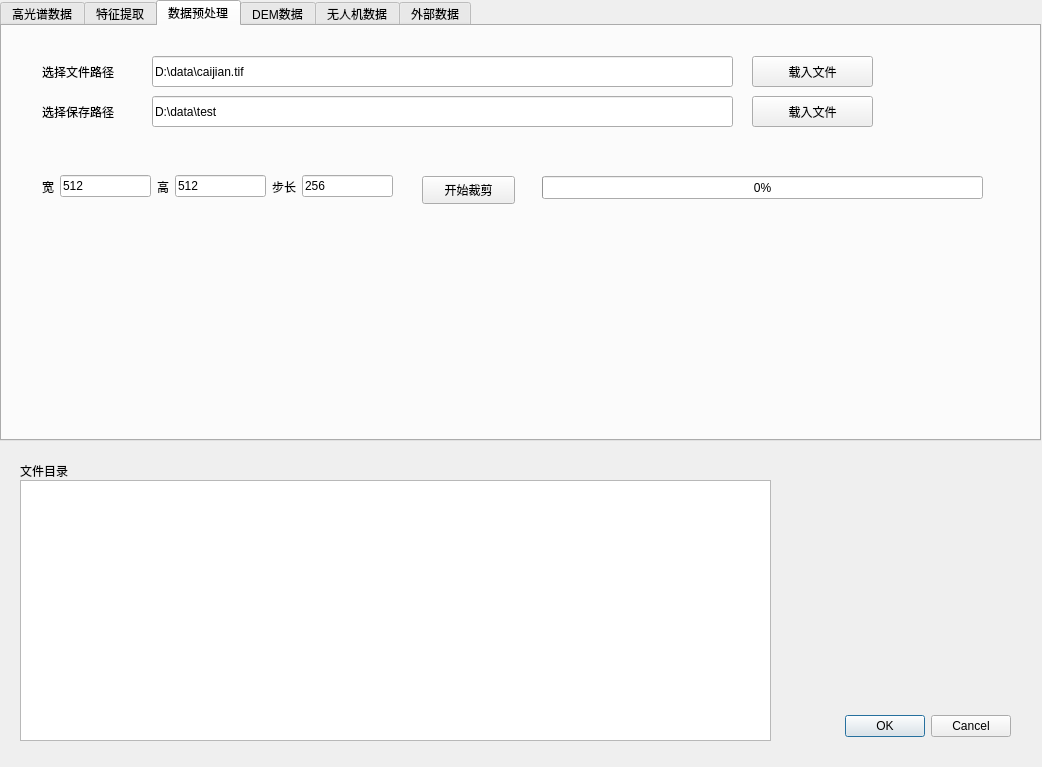
Above: zhengshiban_dialog_base.ui from tudoulei/zhengshiban before the change. Below: the same form after it.
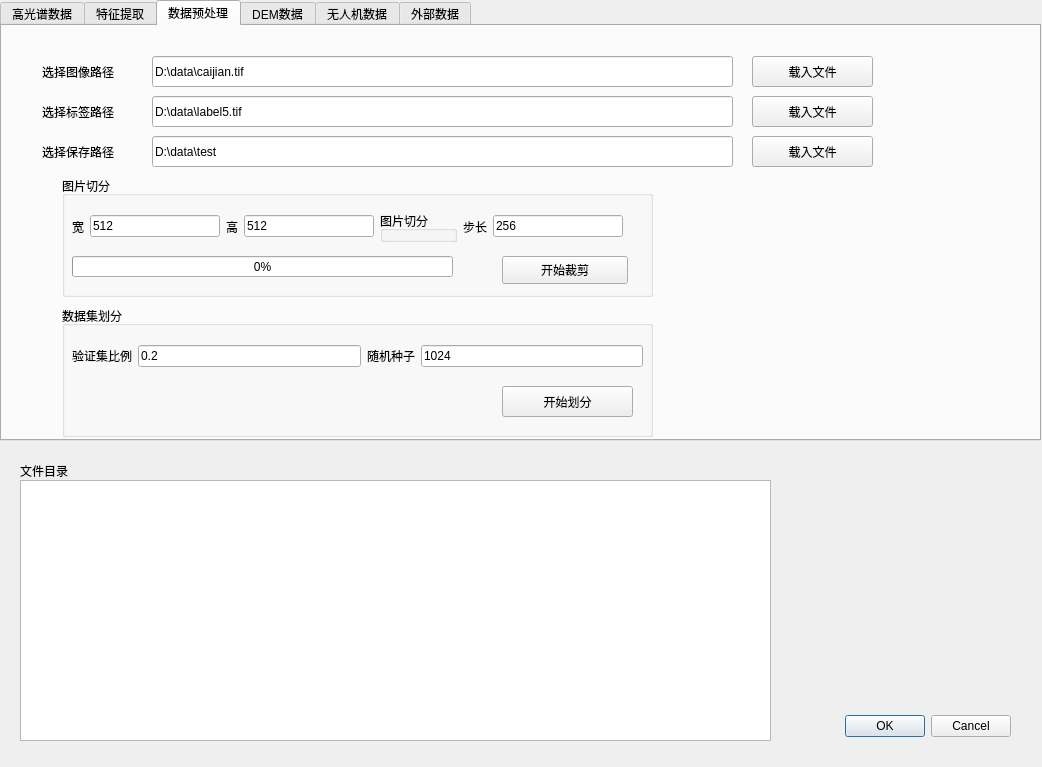
That is the form after the change.

Diff of the .ui file:
```diff
--- a/zhengshiban_dialog_base.ui
+++ b/zhengshiban_dialog_base.ui
@@ -392,73 +392,6 @@
     <attribute name="title">
      <string>数据预处理</string>
     </attribute>
-    <widget class="QPushButton" name="pushButton_clip">
-     <property name="geometry">
-      <rect>
-       <x>420</x>
-       <y>150</y>
-       <width>93</width>
-       <height>28</height>
-      </rect>
-     </property>
-     <property name="text">
-      <string>开始裁剪</string>
-     </property>
-    </widget>
-    <widget class="QWidget" name="horizontalLayoutWidget_2">
-     <property name="geometry">
-      <rect>
-       <x>40</x>
-       <y>130</y>
-       <width>351</width>
-       <height>61</height>
-      </rect>
-     </property>
-     <layout class="QHBoxLayout" name="horizontalLayout">
-      <item>
-       <widget class="QLabel" name="label_6">
-        <property name="text">
-         <string>宽</string>
-        </property>
-       </widget>
-      </item>
-      <item>
-       <widget class="QLineEdit" name="lineEdit_clip_width">
-        <property name="text">
-         <string>512</string>
-        </property>
-       </widget>
-      </item>
-      <item>
-       <widget class="QLabel" name="label_5">
-        <property name="text">
-         <string>高</string>
-        </property>
-       </widget>
-      </item>
-      <item>
-       <widget class="QLineEdit" name="lineEdit_clip_height">
-        <property name="text">
-         <string>512</string>
-        </property>
-       </widget>
-      </item>
-      <item>
-       <widget class="QLabel" name="label_7">
-        <property name="text">
-         <string>步长</string>
-        </property>
-       </widget>
-      </item>
-      <item>
-       <widget class="QLineEdit" name="lineEdit_clip_step">
-        <property name="text">
-         <string>256</string>
-        </property>
-       </widget>
-      </item>
-     </layout>
-    </widget>
     <widget class="QPushButton" name="pushButton_clip_input">
      <property name="geometry">
       <rect>
@@ -485,14 +418,14 @@
       </rect>
      </property>
      <property name="text">
-      <string>选择文件路径</string>
+      <string>选择图像路径</string>
      </property>
     </widget>
     <widget class="QLineEdit" name="lineEdit_clip_output">
      <property name="geometry">
       <rect>
        <x>150</x>
-       <y>70</y>
+       <y>110</y>
        <width>581</width>
        <height>31</height>
       </rect>
@@ -505,7 +438,7 @@
      <property name="geometry">
       <rect>
        <x>750</x>
-       <y>70</y>
+       <y>110</y>
        <width>121</width>
        <height>31</height>
       </rect>
@@ -534,7 +467,7 @@
      <property name="geometry">
       <rect>
        <x>40</x>
-       <y>70</y>
+       <y>110</y>
        <width>121</width>
        <height>31</height>
       </rect>
@@ -543,17 +476,238 @@
       <string>选择保存路径</string>
      </property>
     </widget>
-    <widget class="QProgressBar" name="progressBar_clip">
+    <widget class="QGroupBox" name="groupBox">
      <property name="geometry">
       <rect>
-       <x>540</x>
+       <x>60</x>
        <y>150</y>
-       <width>441</width>
-       <height>23</height>
+       <width>591</width>
+       <height>121</height>
       </rect>
      </property>
-     <property name="value">
-      <number>0</number>
+     <property name="title">
+      <string>图片切分</string>
+     </property>
+     <widget class="QWidget" name="gridLayoutWidget_2">
+      <property name="geometry">
+       <rect>
+        <x>10</x>
+        <y>30</y>
+        <width>551</width>
+        <height>41</height>
+       </rect>
+      </property>
+      <layout class="QGridLayout" name="gridLayout_2">
+       <item row="0" column="1">
+        <widget class="QLineEdit" name="lineEdit_clip_width">
+         <property name="text">
+          <string>512</string>
+         </property>
+        </widget>
+       </item>
+       <item row="0" column="3">
+        <widget class="QLineEdit" name="lineEdit_clip_height">
+         <property name="text">
+          <string>512</string>
+         </property>
+        </widget>
+       </item>
+       <item row="0" column="6">
+        <widget class="QLineEdit" name="lineEdit_clip_step">
+         <property name="text">
+          <string>256</string>
+         </property>
+        </widget>
+       </item>
+       <item row="0" column="0">
+        <widget class="QLabel" name="label_6">
+         <property name="text">
+          <string>宽</string>
+         </property>
+        </widget>
+       </item>
+       <item row="0" column="5">
+        <widget class="QLabel" name="label_7">
+         <property name="text">
+          <string>步长</string>
+         </property>
+        </widget>
+       </item>
+       <item row="0" column="2">
+        <widget class="QLabel" name="label_5">
+         <property name="text">
+          <string>高</string>
+         </property>
+        </widget>
+       </item>
+       <item row="0" column="4">
+        <widget class="QGroupBox" name="groupBox_2">
+         <property name="title">
+          <string>图片切分</string>
+         </property>
+         <widget class="QPushButton" name="pushButton_clip_3">
+          <property name="geometry">
+           <rect>
+            <x>440</x>
+            <y>80</y>
+            <width>126</width>
+            <height>28</height>
+           </rect>
+          </property>
+          <property name="text">
+           <string>开始裁剪</string>
+          </property>
+         </widget>
+         <widget class="QProgressBar" name="progressBar_clip_2">
+          <property name="geometry">
+           <rect>
+            <x>10</x>
+            <y>80</y>
+            <width>431</width>
+            <height>21</height>
+           </rect>
+          </property>
+          <property name="value">
+           <number>0</number>
+          </property>
+         </widget>
+        </widget>
+       </item>
+      </layout>
+     </widget>
+     <widget class="QPushButton" name="pushButton_clip">
+      <property name="geometry">
+       <rect>
+        <x>440</x>
+        <y>80</y>
+        <width>126</width>
+        <height>28</height>
+       </rect>
+      </property>
+      <property name="text">
+       <string>开始裁剪</string>
+      </property>
+     </widget>
+     <widget class="QProgressBar" name="progressBar_clip">
+      <property name="geometry">
+       <rect>
+        <x>10</x>
+        <y>80</y>
+        <width>381</width>
+        <height>21</height>
+       </rect>
+      </property>
+      <property name="value">
+       <number>0</number>
+      </property>
+     </widget>
+    </widget>
+    <widget class="QGroupBox" name="groupBox_3">
+     <property name="geometry">
+      <rect>
+       <x>60</x>
+       <y>280</y>
+       <width>591</width>
+       <height>131</height>
+      </rect>
+     </property>
+     <property name="title">
+      <string>数据集划分</string>
+     </property>
+     <widget class="QWidget" name="gridLayoutWidget_3">
+      <property name="geometry">
+       <rect>
+        <x>10</x>
+        <y>30</y>
+        <width>571</width>
+        <height>41</height>
+       </rect>
+      </property>
+      <layout class="QGridLayout" name="gridLayout_3">
+       <item row="0" column="3">
+        <widget class="QLineEdit" name="lineEdit_traintest_randomstate">
+         <property name="text">
+          <string>1024</string>
+         </property>
+        </widget>
+       </item>
+       <item row="0" column="1">
+        <widget class="QLineEdit" name="lineEdit_traintest_testsize">
+         <property name="text">
+          <string>0.2</string>
+         </property>
+        </widget>
+       </item>
+       <item row="0" column="2">
+        <widget class="QLabel" name="label_13">
+         <property name="text">
+          <string>随机种子</string>
+         </property>
+        </widget>
+       </item>
+       <item row="0" column="0">
+        <widget class="QLabel" name="label_12">
+         <property name="text">
+          <string>验证集比例</string>
+         </property>
+        </widget>
+       </item>
+      </layout>
+     </widget>
+     <widget class="QPushButton" name="pushButton_traintestsplit">
+      <property name="geometry">
+       <rect>
+        <x>440</x>
+        <y>80</y>
+        <width>131</width>
+        <height>31</height>
+       </rect>
+      </property>
+      <property name="text">
+       <string>开始划分</string>
+      </property>
+     </widget>
+    </widget>
+    <widget class="QLineEdit" name="lineEdit_clip_input_label">
+     <property name="geometry">
+      <rect>
+       <x>150</x>
+       <y>70</y>
+       <width>581</width>
+       <height>31</height>
+      </rect>
+     </property>
+     <property name="text">
+      <string>D:\data\label5.tif</string>
+     </property>
+    </widget>
+    <widget class="QLabel" name="label_10">
+     <property name="geometry">
+      <rect>
+       <x>40</x>
+       <y>70</y>
+       <width>121</width>
+       <height>31</height>
+      </rect>
+     </property>
+     <property name="text">
+      <string>选择标签路径</string>
+     </property>
+    </widget>
+    <widget class="QPushButton" name="pushButton_clip_input_label">
+     <property name="geometry">
+      <rect>
+       <x>750</x>
+       <y>70</y>
+       <width>121</width>
+       <height>31</height>
+      </rect>
+     </property>
+     <property name="text">
+      <string>载入文件</string>
+     </property>
+     <property name="default">
+      <bool>false</bool>
      </property>
     </widget>
    </widget>
```
